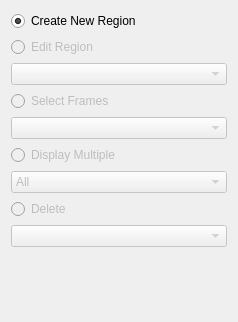
The window that resources/designer_ui/regionviewcontrol.ui (jonathanHuwP/CrystalGrowthTracker) describes before a commit, drawn with Qt 5.
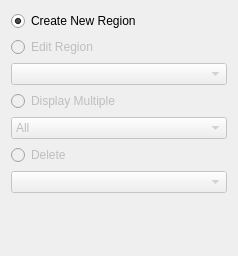
The same window after the commit.

Commit message: removed select frames

Patch:
```diff
--- a/resources/designer_ui/regionviewcontrol.ui
+++ b/resources/designer_ui/regionviewcontrol.ui
@@ -7,7 +7,7 @@
     <x>0</x>
     <y>0</y>
     <width>238</width>
-    <height>322</height>
+    <height>256</height>
    </rect>
   </property>
   <property name="windowTitle">
@@ -50,26 +50,6 @@
      </property>
     </widget>
    </item>
-   <item>
-    <widget class="QRadioButton" name="_selectFramesButton">
-     <property name="enabled">
-      <bool>false</bool>
-     </property>
-     <property name="text">
-      <string>Select Frames</string>
-     </property>
-     <attribute name="buttonGroup">
-      <string notr="true">_buttonGroup</string>
-     </attribute>
-    </widget>
-   </item>
-   <item>
-    <widget class="QComboBox" name="_framesComboBox">
-     <property name="enabled">
-      <bool>false</bool>
-     </property>
-    </widget>
-   </item>
    <item>
     <widget class="QRadioButton" name="_displayMultipleButton">
      <property name="enabled">
```
The commit also changes 4 other files.
